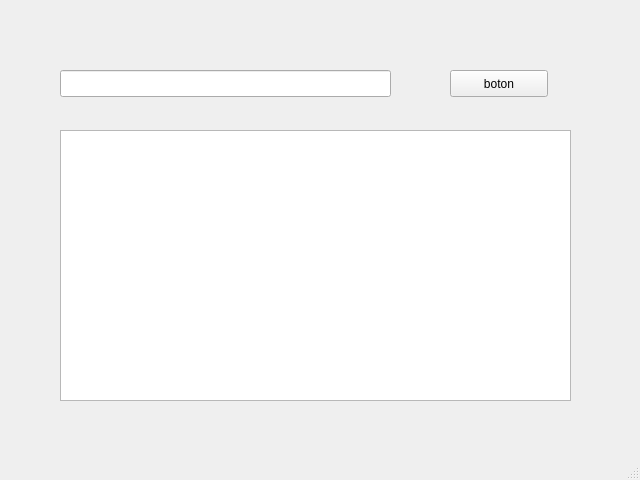
Old version of the form ui_compras.ui in the repository yonathanalexis/tarea3_compras.
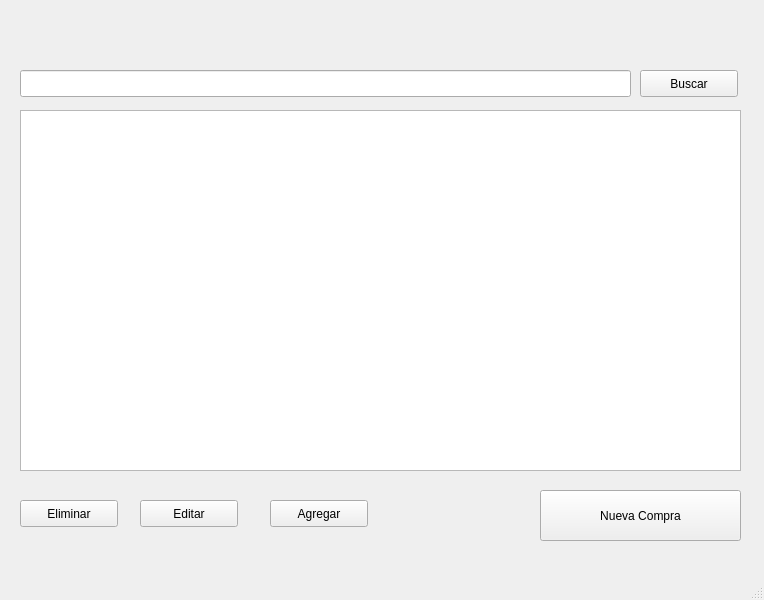
New version of the form.

```diff
--- a/ui_compras.ui
+++ b/ui_compras.ui
@@ -6,8 +6,8 @@
    <rect>
     <x>0</x>
     <y>0</y>
-    <width>640</width>
-    <height>480</height>
+    <width>764</width>
+    <height>600</height>
    </rect>
   </property>
   <property name="windowTitle">
@@ -17,19 +17,19 @@
    <widget class="QTableView" name="tabla">
     <property name="geometry">
      <rect>
-      <x>60</x>
-      <y>130</y>
-      <width>511</width>
-      <height>271</height>
+      <x>20</x>
+      <y>110</y>
+      <width>721</width>
+      <height>361</height>
      </rect>
     </property>
    </widget>
    <widget class="QLineEdit" name="line_buscar">
     <property name="geometry">
      <rect>
-      <x>60</x>
+      <x>20</x>
       <y>70</y>
-      <width>331</width>
+      <width>611</width>
       <height>27</height>
      </rect>
     </property>
@@ -37,14 +37,66 @@
    <widget class="QPushButton" name="btn_buscar">
     <property name="geometry">
      <rect>
-      <x>450</x>
+      <x>640</x>
       <y>70</y>
       <width>98</width>
       <height>27</height>
      </rect>
     </property>
     <property name="text">
-     <string>boton</string>
+     <string>Buscar</string>
+    </property>
+   </widget>
+   <widget class="QPushButton" name="eliminar_btn">
+    <property name="geometry">
+     <rect>
+      <x>20</x>
+      <y>500</y>
+      <width>98</width>
+      <height>27</height>
+     </rect>
+    </property>
+    <property name="text">
+     <string>Eliminar</string>
+    </property>
+   </widget>
+   <widget class="QPushButton" name="editar_btn">
+    <property name="geometry">
+     <rect>
+      <x>140</x>
+      <y>500</y>
+      <width>98</width>
+      <height>27</height>
+     </rect>
+    </property>
+    <property name="text">
+     <string>Editar</string>
+    </property>
+   </widget>
+   <widget class="QPushButton" name="agregar_btn">
+    <property name="geometry">
+     <rect>
+      <x>270</x>
+      <y>500</y>
+      <width>98</width>
+      <height>27</height>
+     </rect>
+    </property>
+    <property name="text">
+     <string>Agregar</string>
+    </property>
+   </widget>
+   <widget class="QPushButton" name="compra_btn">
+    <property name="geometry">
+     <rect>
+      <x>540</x>
+      <y>490</y>
+      <width>201</width>
+      <height>51</height>
+     </rect>
+    </property>
+    <property name="text">
+     <string>Nueva Compra</string>
     </property>
    </widget>
   </widget>
```
